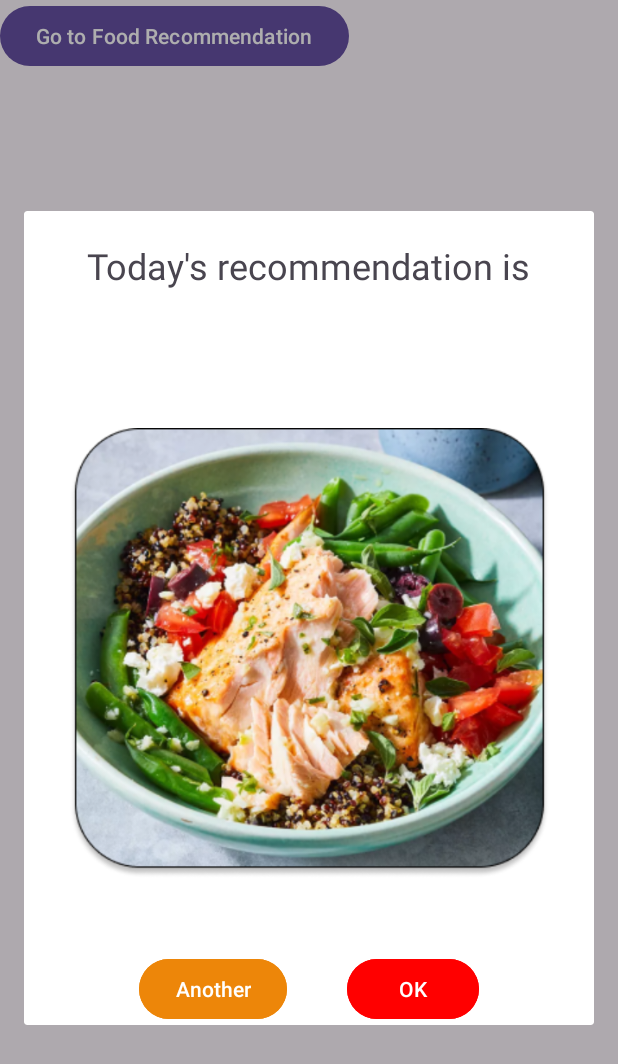
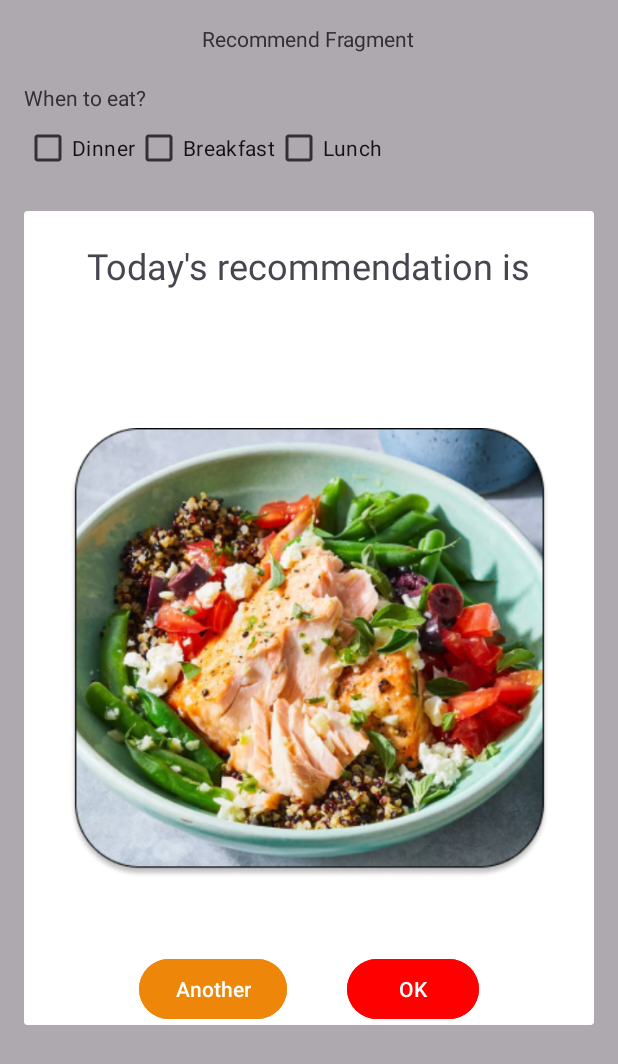
Before and after one commit to blackChan1234/FYP2, an Android app: the fragment RecommendFragment shown on its own in the app's theme, after a tap on "Go to Food Recommendation", on a phone screen of 412 x 824 dp. Shown: the top 1064 px of the screen. Run offline under Robolectric (Android 15) with nearby library versions, the phone set to English and light mode, and no system bars; pictures from the network do not load.

Commit message:
recommend

```diff
--- a/app/src/main/java/com/example/fyp/MainActivity.java
+++ b/app/src/main/java/com/example/fyp/MainActivity.java
@@ -68,8 +68,8 @@ public class MainActivity extends AppCompatActivity {
         // Add Fragments to the adapter. Each fragment corresponds to a tab.
         adapter.addFragment(new HomeFragment(), "Home");
         adapter.addFragment(new RecommendFragment(), "Recommend");
-        adapter.addFragment(new BookingFragment(), "Booking");
-        adapter.addFragment(new MenuFragment(), "Menu");
+        //adapter.addFragment(new BookingFragment(), "Booking");
+        //adapter.addFragment(new MenuFragment(), "Menu");
         adapter.addFragment(new NearbyRestaurantsFragment(),"Nearby Restaurants");
 
         // Set the adapter onto the view pager
--- a/app/src/main/java/com/example/fyp/NearbyRestaurantsFragment.java
+++ b/app/src/main/java/com/example/fyp/NearbyRestaurantsFragment.java
@@ -167,7 +167,7 @@ public class NearbyRestaurantsFragment extends Fragment implements LocationListe
     }
     public String fetchRestaurants(String coordinates, int maxDistance) {
         // URL of the API endpoint
-        String url = "http://10.0.2.2/phpcode/fypTest/api_postDetailRestaurant.php";
+        String url = "http://10.0.2.2/database/api_postDetailRestaurant.php";
 
         try (CloseableHttpClient client = HttpClients.createDefault()) {
             HttpPost post = new HttpPost(url);
--- a/app/src/main/java/com/example/fyp/RecommendFragment.java
+++ b/app/src/main/java/com/example/fyp/RecommendFragment.java
@@ -8,6 +8,7 @@ import android.view.LayoutInflater;
 import android.view.View;
 import android.view.ViewGroup;
 import android.widget.Button;
+import android.widget.CheckBox;
 import android.widget.ImageView;
 import android.widget.TextView;
 
@@ -32,6 +33,7 @@ import java.util.List;
 
 import okhttp3.Call;
 import okhttp3.Callback;
+import okhttp3.HttpUrl;
 import okhttp3.OkHttpClient;
 import okhttp3.Request;
 import okhttp3.Response;
@@ -39,10 +41,18 @@ import okhttp3.Response;
 public class RecommendFragment extends Fragment {
     private List<Food> meals = new ArrayList<>();
     private int currentMealIndex = 0;
+    private CheckBox chkDinner, chkJapanese,chkBreakfast,chkLunch,chkMexican,chkAsian,chkGerman;
     @Override
     public View onCreateView(LayoutInflater inflater, ViewGroup container,
                              Bundle savedInstanceState) {
         View view = inflater.inflate(R.layout.fragment_recommend, container, false);
+        chkDinner = view.findViewById(R.id.chkDinner);
+        chkJapanese = view.findViewById(R.id.chkJapanese);
+        chkBreakfast = view.findViewById(R.id.chkBreakfast);
+        chkAsian = view.findViewById(R.id.chkAsian);
+        chkLunch = view.findViewById(R.id.chkLunch);
+        chkMexican = view.findViewById(R.id.chkMexican);
+        chkGerman = view.findViewById(R.id.chkGerman);
 
         Button btnJumpToFoodRecommend = view.findViewById(R.id.btnJumpToFoodRecommend);
 
@@ -102,8 +112,8 @@ public class RecommendFragment extends Fragment {
     private void displayMeal(final TextView mealNameTextView, final ImageView foodimageView) {
         if (getActivity() == null || meals.isEmpty()) return;
 
-        final Food currentMeal = meals.get(currentMealIndex % meals.size());
-        currentMealIndex++; // Prepare index for the next call
+        final Food currentMeal = meals.get(currentMealIndex);
+        currentMealIndex = (currentMealIndex + 1) % meals.size();
 
         getActivity().runOnUiThread(new Runnable() {
             @Override
@@ -121,7 +131,32 @@ public class RecommendFragment extends Fragment {
     }
     private void fetchJsonAndPopulateUI(final TextView mealNameTextView, final ImageView foodimageView, final Dialog dialog) {
         OkHttpClient client = new OkHttpClient();
-        String url = "http://10.0.2.2/database/getData.php"; // Ensure this URL is correct and accessible
+        HttpUrl.Builder urlBuilder = HttpUrl.parse("http://10.0.2.2/database/getData.php").newBuilder();
+
+        // Add query parameters based on checkbox states
+        if (chkDinner.isChecked()) {
+            urlBuilder.addQueryParameter("meal", "dinner");
+        }
+        if (chkJapanese.isChecked()) {
+            urlBuilder.addQueryParameter("cuisine", "Japanese");
+        }
+        if (chkLunch.isChecked()) {
+            urlBuilder.addQueryParameter("meal", "lunch");
+        }
+        if (chkBreakfast.isChecked()) {
+            urlBuilder.addQueryParameter("meal", "Breakfast");
+        }
+        if (chkAsian.isChecked()) {
+            urlBuilder.addQueryParameter("cuisine", "Asian");
+        }
+        if (chkMexican.isChecked()) {
+            urlBuilder.addQueryParameter("cuisine", "Mexican");
+        }
+        if (chkGerman.isChecked()) {
+            urlBuilder.addQueryParameter("cuisine", "German");
+        }
+
+        String url = urlBuilder.build().toString();
 
         Request request = new Request.Builder()
                 .url(url)
@@ -227,25 +262,21 @@ public class RecommendFragment extends Fragment {
             private ArrayList<Nutrition> parseNutritions(JSONObject jsonObject) {
                 ArrayList<Nutrition> nutritions = new ArrayList<>();
                 try {
-            // Correctly navigate to the "nutrients" array inside the "nutrition" object.
-
                     if (jsonObject.has("nutrients")) {
                         JSONArray nutrientsArray = jsonObject.getJSONArray("nutrients");
-
-                    // Iterate over the array of nutrients.
                         for (int i = 0; i < nutrientsArray.length(); i++) {
                             JSONObject nutrient = nutrientsArray.getJSONObject(i);
 
-                        // Create a Nutrition object for each nutrient in the array.
                             Nutrition nutrition = new Nutrition(
                                     nutrient.getString("name"),
                                     nutrient.getDouble("amount"),
                                     nutrient.getString("unit")
                             );
+                            nutritions.add(nutrition);  // Correctly adding the nutrition to the list
                         }
-
                     }
                 } catch (JSONException e) {
+                    Log.e("parseNutritions", "Error parsing nutrients", e);
                 }
                 return nutritions;
             }
--- a/app/src/main/res/layout/fragment_recommend.xml
+++ b/app/src/main/res/layout/fragment_recommend.xml
@@ -2,16 +2,94 @@
 <FrameLayout xmlns:android="http://schemas.android.com/apk/res/android"
     android:layout_width="match_parent"
     android:layout_height="match_parent">
+
+    <LinearLayout
+        android:orientation="vertical"
+        android:layout_width="match_parent"
+        android:layout_height="match_parent"
+        android:padding="16dp">
 
         <TextView
             android:layout_width="wrap_content"
             android:layout_height="wrap_content"
             android:text="Recommend Fragment"
             android:layout_gravity="center" />
+
+        <TextView
+            android:layout_width="wrap_content"
+            android:layout_height="wrap_content"
+            android:text="When to eat?"
+            android:layout_marginTop="20dp"/>
+
+        <LinearLayout
+            android:orientation="horizontal"
+            android:layout_width="wrap_content"
+            android:layout_height="wrap_content">
+
+            <CheckBox
+                android:id="@+id/chkDinner"
+                android:layout_width="wrap_content"
+                android:layout_height="wrap_content"
+                android:text="Dinner"/>
+
+            <CheckBox
+                android:id="@+id/chkBreakfast"
+                android:layout_width="wrap_content"
+                android:layout_height="wrap_content"
+                android:text="Breakfast"/>
+
+            <CheckBox
+                android:id="@+id/chkLunch"
+                android:layout_width="wrap_content"
+                android:layout_height="wrap_content"
+                android:text="Lunch"/>
+        </LinearLayout>
+
+        <TextView
+            android:layout_width="wrap_content"
+            android:layout_height="wrap_content"
+            android:text="What country?"
+            android:layout_marginTop="20dp"/>
+
+        <LinearLayout
+            android:orientation="horizontal"
+            android:layout_width="wrap_content"
+            android:layout_height="wrap_content"
+            android:layout_marginBottom="20dp">
+
+            <CheckBox
+                android:id="@+id/chkMexican"
+                android:layout_width="wrap_content"
+                android:layout_height="wrap_content"
+                android:text="Mexican"/>
+
+            <CheckBox
+                android:id="@+id/chkJapanese"
+                android:layout_width="wrap_content"
+                android:layout_height="wrap_content"
+                android:text="Japanese"/>
+
+            <CheckBox
+                android:id="@+id/chkAsian"
+                android:layout_width="wrap_content"
+                android:layout_height="wrap_content"
+                android:text="Asian"/>
+
+            <CheckBox
+                android:id="@+id/chkGerman"
+                android:layout_width="wrap_content"
+                android:layout_height="wrap_content"
+                android:text="German"/>
+
+
+        </LinearLayout>
+
         <Button
             android:id="@+id/btnJumpToFoodRecommend"
             android:layout_width="wrap_content"
             android:layout_height="wrap_content"
             android:text="Go to Food Recommendation"
- />
+            android:layout_gravity="center_horizontal"/>
+
+    </LinearLayout>
 </FrameLayout>
```
Lines whose indentation alone changed are shown as unchanged.
